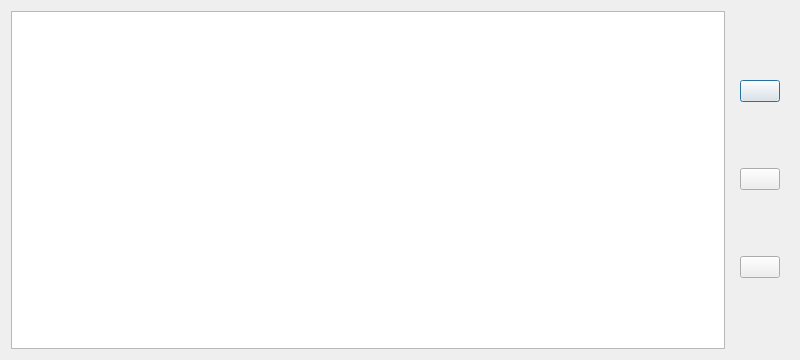
The window that lyricsprovidersdialog.ui (gidzzz/openmediaplayer) describes before a commit, drawn with Qt 5.
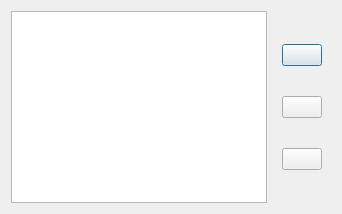
The same window after the commit.

What changed in the file:
```diff
--- a/lyricsprovidersdialog.ui
+++ b/lyricsprovidersdialog.ui
@@ -2,14 +2,6 @@
 <ui version="4.0">
  <class>LyricsProvidersDialog</class>
  <widget class="QDialog" name="LyricsProvidersDialog">
-  <property name="geometry">
-   <rect>
-    <x>0</x>
-    <y>0</y>
-    <width>800</width>
-    <height>360</height>
-   </rect>
-  </property>
   <property name="windowTitle">
    <string>Lyrics providers</string>
   </property>
```
